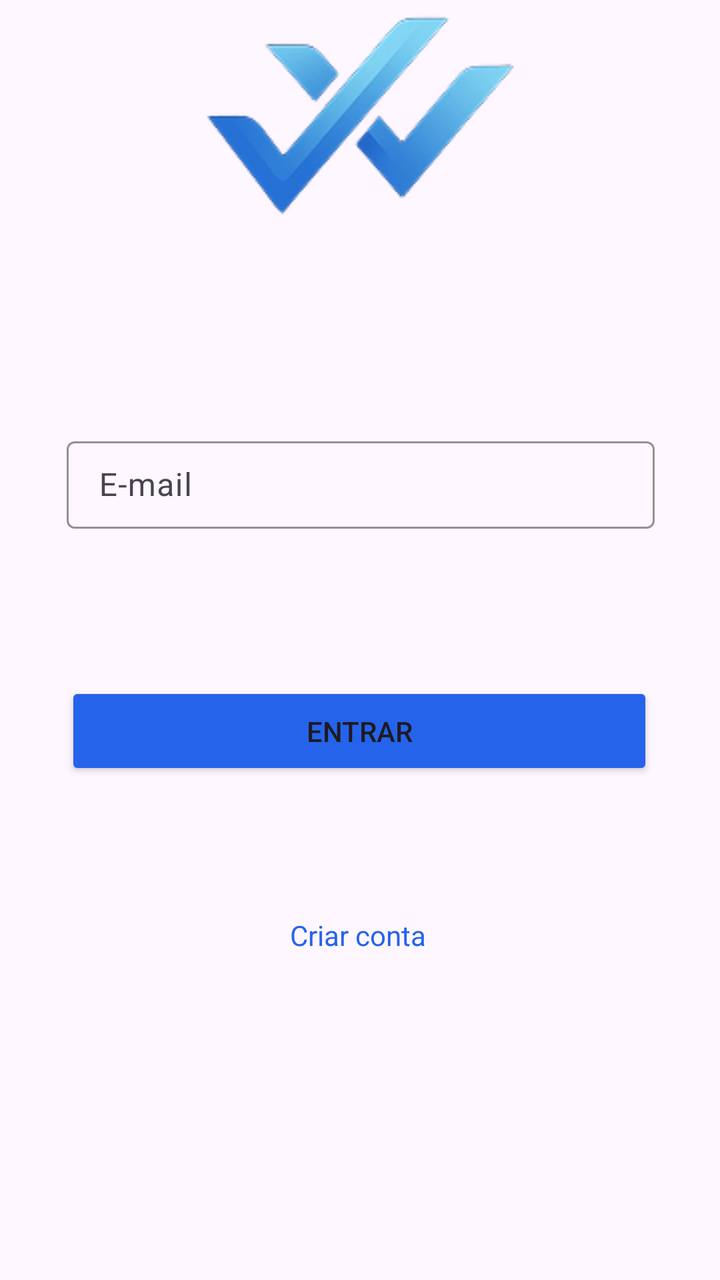
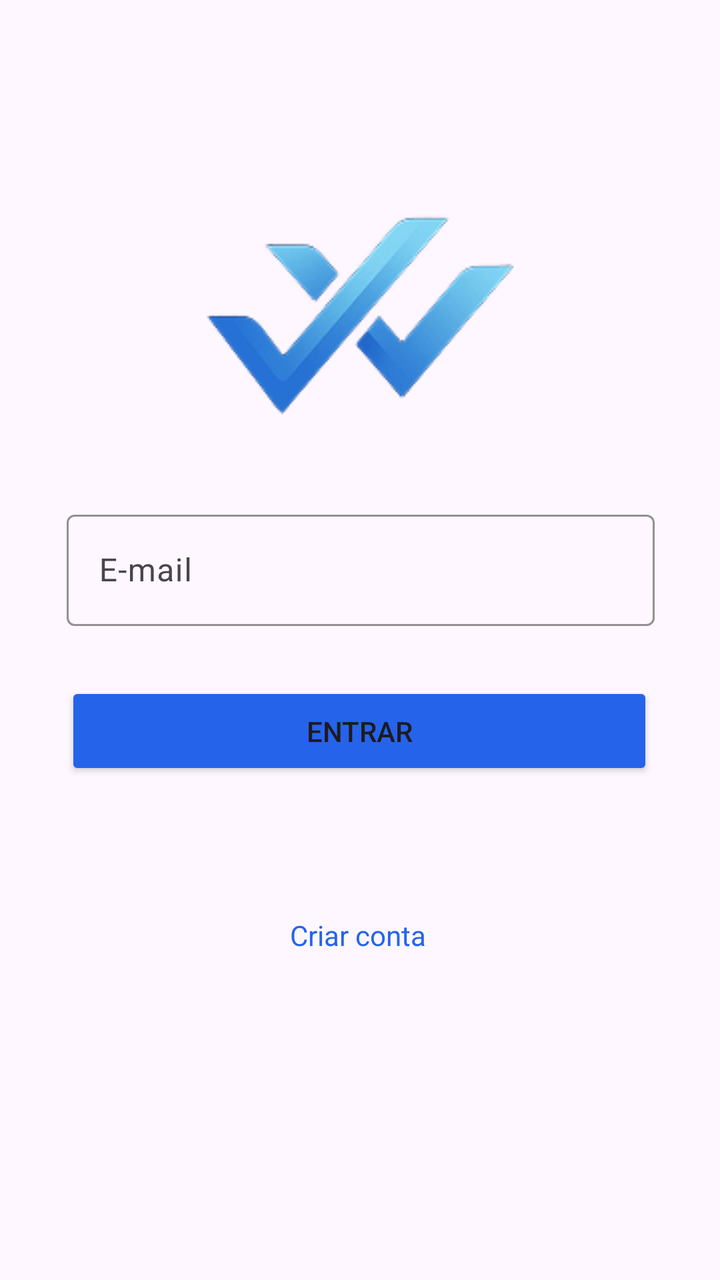

Compare the two renders of this Android layout. The source of the first and the diff that turns it into the second are given below.
<!-- AndroidManifest.xml: application theme Theme.Syncro -->
<!-- res/layout/emaillogin.xml -->
<?xml version="1.0" encoding="utf-8"?>
<androidx.constraintlayout.widget.ConstraintLayout xmlns:android="http://schemas.android.com/apk/res/android"
    xmlns:app="http://schemas.android.com/apk/res-auto"
    xmlns:tools="http://schemas.android.com/tools"
    android:id="@+id/main"
    android:layout_width="match_parent"
    android:layout_height="match_parent"
    tools:context=".MainActivity">

    <ImageView
        android:id="@+id/imageView2"
        android:layout_width="wrap_content"
        android:layout_height="wrap_content"
        app:layout_constraintEnd_toEndOf="parent"
        app:layout_constraintStart_toStartOf="parent"
        app:srcCompat="@drawable/logo"
        tools:layout_editor_absoluteY="137dp" />

    <Button
        android:id="@+id/button"
        android:layout_width="294dp"
        android:layout_height="49dp"
        android:backgroundTint="@color/blue"
        android:text="Entrar"
        android:textColorLink="#2563EB"
        app:layout_constraintBottom_toBottomOf="parent"
        app:layout_constraintEnd_toEndOf="parent"
        app:layout_constraintHorizontal_bias="0.495"
        app:layout_constraintStart_toStartOf="parent"
        app:layout_constraintTop_toTopOf="parent"
        app:layout_constraintVertical_bias="0.577" />

    <com.google.android.material.textfield.TextInputLayout
        android:layout_width="294dp"
        android:layout_height="49dp"
        app:boxStrokeColor="@color/gray"
        app:hintTextColor="@color/gray"
        app:layout_constraintBottom_toTopOf="@+id/button"
        app:layout_constraintEnd_toEndOf="parent"
        app:layout_constraintHorizontal_bias="0.504"
        app:layout_constraintStart_toStartOf="parent"
        app:layout_constraintTop_toBottomOf="@+id/imageView2"
        app:layout_constraintVertical_bias="0.565">

        <com.google.android.material.textfield.TextInputEditText
            android:layout_width="match_parent"
            android:layout_height="wrap_content"
            android:backgroundTint="@color/blue"
            android:hint="E-mail"
            android:textColorLink="@color/blue" />
    </com.google.android.material.textfield.TextInputLayout>

    <TextView
        android:id="@+id/textView"
        android:layout_width="wrap_content"
        android:layout_height="wrap_content"
        android:layout_marginTop="68dp"
        android:text="Criar conta"
        android:textColor="@color/blue"
        app:layout_constraintEnd_toEndOf="@+id/button"
        app:layout_constraintHorizontal_bias="0.497"
        app:layout_constraintStart_toStartOf="@+id/button"
        app:layout_constraintTop_toBottomOf="@+id/button" />
</androidx.constraintlayout.widget.ConstraintLayout>
<!-- resources referenced by this layout -->
<resources>
  <color name="blue">#FF2563EB</color>
  <color name="gray">#FF64748B</color>
  <!-- drawable logo: png bitmap (drawable, 16722 bytes) -->
  <style name="Theme.Syncro" parent="Base.Theme.Syncro" />
  <style name="Base.Theme.Syncro" parent="Theme.Material3.DayNight.NoActionBar">
          
          
      </style>
</resources>

<!-- the commit's change to res/layout/emaillogin.xml (unified diff, before → after) -->
@@ -11,10 +11,11 @@
         android:id="@+id/imageView2"
         android:layout_width="wrap_content"
         android:layout_height="wrap_content"
+        android:layout_marginTop="100dp"
         app:layout_constraintEnd_toEndOf="parent"
         app:layout_constraintStart_toStartOf="parent"
-        app:srcCompat="@drawable/logo"
-        tools:layout_editor_absoluteY="137dp" />
+        app:layout_constraintTop_toTopOf="parent"
+        app:srcCompat="@drawable/logo" />
 
     <Button
         android:id="@+id/button"
@@ -32,7 +33,7 @@
 
     <com.google.android.material.textfield.TextInputLayout
         android:layout_width="294dp"
-        android:layout_height="49dp"
+        android:layout_height="wrap_content"
         app:boxStrokeColor="@color/gray"
         app:hintTextColor="@color/gray"
         app:layout_constraintBottom_toTopOf="@+id/button"
@@ -43,10 +44,15 @@
         app:layout_constraintVertical_bias="0.565">
 
         <com.google.android.material.textfield.TextInputEditText
+            android:id="@+id/emailInput"
             android:layout_width="match_parent"
             android:layout_height="wrap_content"
             android:backgroundTint="@color/blue"
             android:hint="E-mail"
+            android:imeOptions="actionDone"
+            android:inputType="textEmailAddress"
+            android:maxLines="1"
+            android:singleLine="true"
             android:textColorLink="@color/blue" />
     </com.google.android.material.textfield.TextInputLayout>
 
